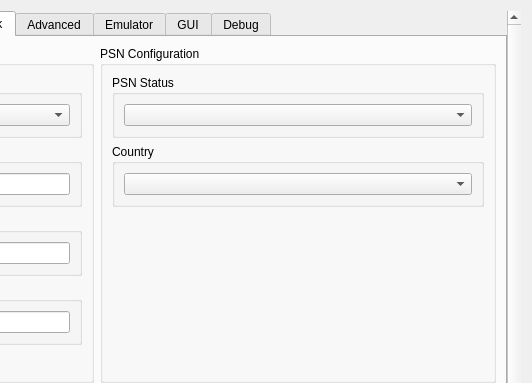
Before: the Qt Designer form rpcs3/rpcs3qt/settings_dialog.ui in RPCS3/rpcs3, drawn with Qt 5; both pictures show x 324 to 856 and y 0 to 383 of the 856 by 688 pixel window.
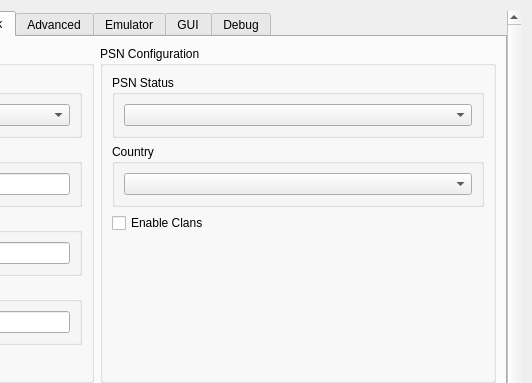
After: the same form once the commit is applied. The open tabs and pages were chosen to show the change. Icons and pictures are not drawn.

Commit message: Clans: Emulator and server implementation (#17835)

```diff
--- a/rpcs3/rpcs3qt/settings_dialog.ui
+++ b/rpcs3/rpcs3qt/settings_dialog.ui
@@ -2319,6 +2319,13 @@
                </layout>
               </widget>
              </item>
+             <item>
+              <widget class="QCheckBox" name="enable_clans">
+                <property name="text">
+                 <string>Enable Clans</string>
+                </property>
+              </widget>
+             </item>
              <item>
               <spacer name="networkTabSpacerRight">
                <property name="orientation">
```
The commit also changes 24 other files.
